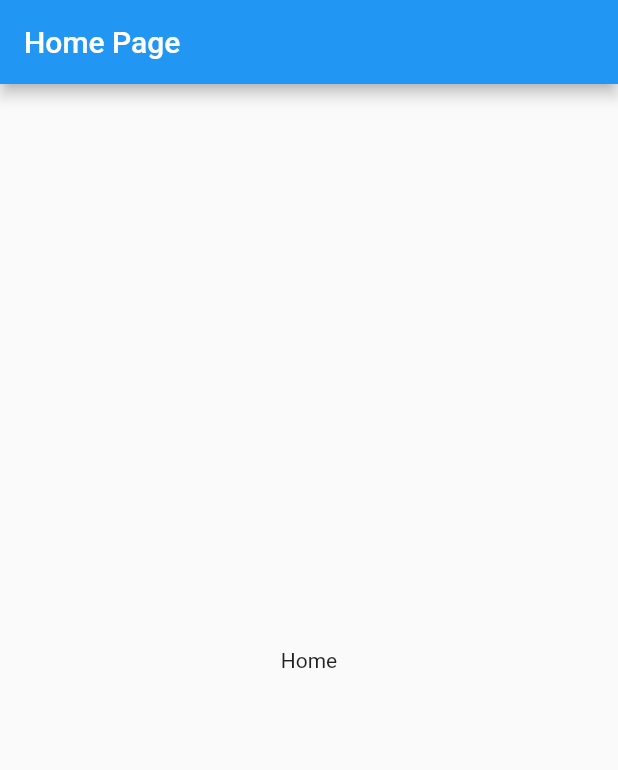
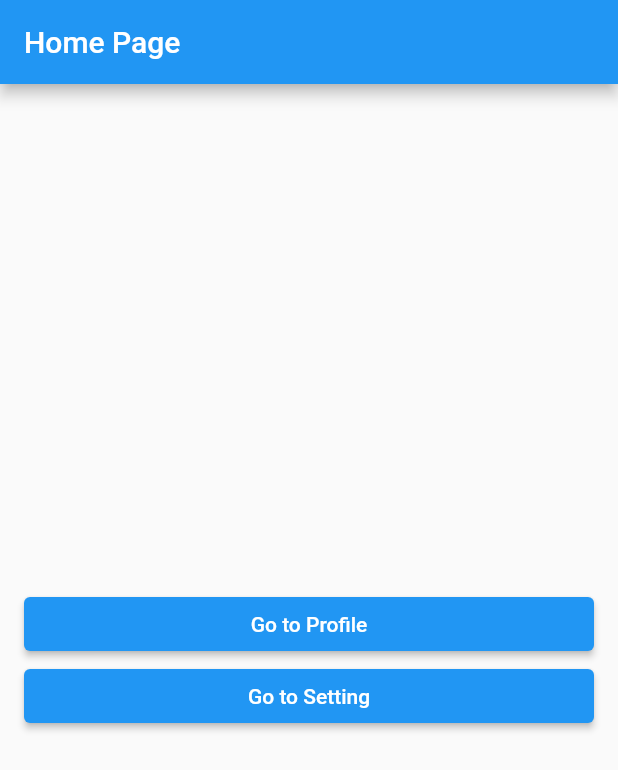
Before and after one commit to dzulfaqaraar/flutter-navigation, a Flutter app: the screen it shows after launch, on a phone screen of 412 x 824 dp. Shown: the top 770 px of the screen. Run offline on Flutter 3.47's test engine with Material 2 defaults, Android fonts, the phone set to English and light mode, and no system bars.

Commit message:
add profile and setting pages

```diff
--- a/lib/main.dart
+++ b/lib/main.dart
@@ -1,5 +1,8 @@
-import 'package:app/pages/home_page.dart';
 import 'package:flutter/material.dart';
+
+import 'pages/home_page.dart';
+import 'pages/profile_page.dart';
+import 'pages/setting_page.dart';
 
 void main() {
   runApp(const MyApp());
@@ -16,6 +19,16 @@ class MyApp extends StatelessWidget {
         primarySwatch: Colors.blue,
       ),
       home: const HomePage(),
+      onGenerateRoute: (RouteSettings settings) {
+        switch (settings.name) {
+          case '/profile':
+            return MaterialPageRoute(builder: (_) => const ProfilePage());
+          case '/setting':
+            return MaterialPageRoute(builder: (_) => const SettingPage());
+          default:
+            return MaterialPageRoute(builder: (_) => const Scaffold());
+        }
+      },
     );
   }
 }
--- a/lib/pages/home_page.dart
+++ b/lib/pages/home_page.dart
@@ -9,7 +9,28 @@ class HomePage extends StatelessWidget {
       appBar: AppBar(
         title: const Text('Home Page'),
       ),
-      body: const Center(child: Text('Home')),
+      body: Padding(
+        padding: const EdgeInsets.all(16.0),
+        child: Column(
+          mainAxisSize: MainAxisSize.max,
+          mainAxisAlignment: MainAxisAlignment.center,
+          crossAxisAlignment: CrossAxisAlignment.stretch,
+          children: [
+            ElevatedButton(
+              child: const Text('Go to Profile'),
+              onPressed: () {
+                Navigator.pushNamed(context, '/profile');
+              },
+            ),
+            ElevatedButton(
+              child: const Text('Go to Setting'),
+              onPressed: () {
+                Navigator.pushNamed(context, '/setting');
+              },
+            ),
+          ],
+        ),
+      ),
     );
   }
 }
--- /dev/null
+++ b/lib/pages/profile_page.dart
@@ -0,0 +1,15 @@
+import 'package:flutter/material.dart';
+
+class ProfilePage extends StatelessWidget {
+  const ProfilePage({Key? key}) : super(key: key);
+
+  @override
+  Widget build(BuildContext context) {
+    return Scaffold(
+      appBar: AppBar(
+        title: const Text('Profile Page'),
+      ),
+      body: const Center(child: Text('Profile')),
+    );
+  }
+}
--- /dev/null
+++ b/lib/pages/setting_page.dart
@@ -0,0 +1,15 @@
+import 'package:flutter/material.dart';
+
+class SettingPage extends StatelessWidget {
+  const SettingPage({Key? key}) : super(key: key);
+
+  @override
+  Widget build(BuildContext context) {
+    return Scaffold(
+      appBar: AppBar(
+        title: const Text('Setting Page'),
+      ),
+      body: const Center(child: Text('Setting')),
+    );
+  }
+}
```
